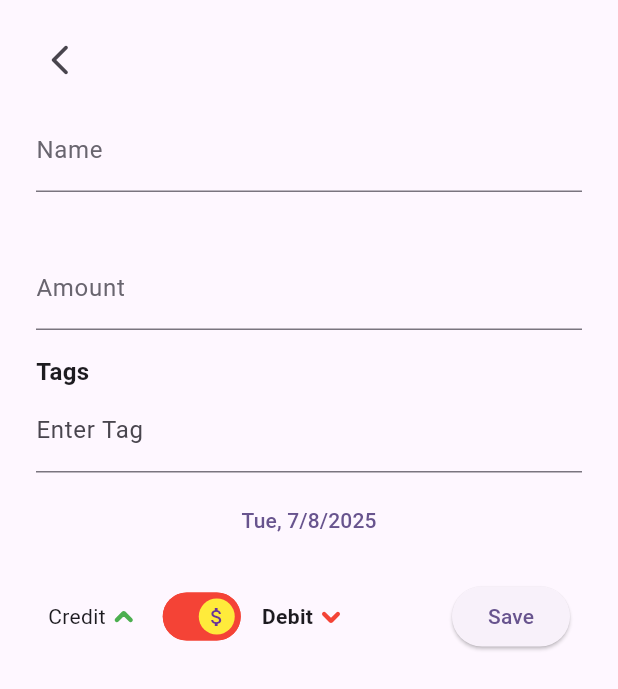
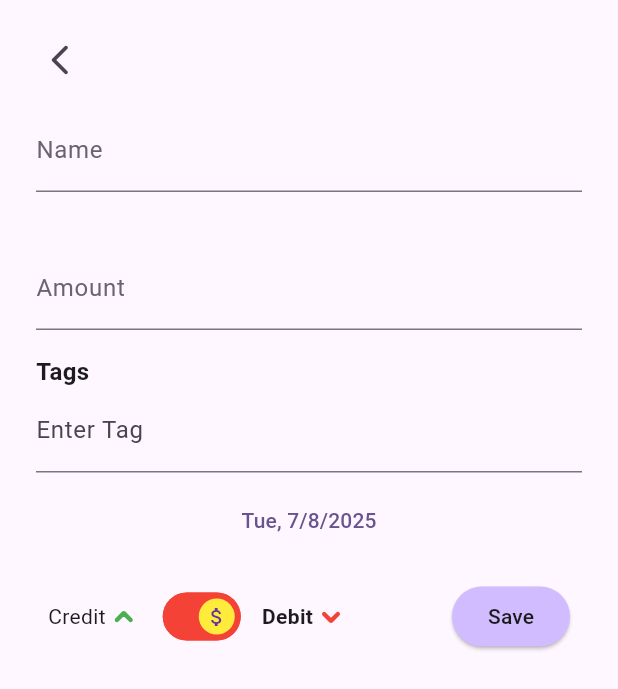
Before and after one commit to vinayakgupta29/personal_bahi_khata, a Flutter app: the EditPage screen opened directly with empty values, on a phone screen of 412 x 824 dp. Shown: the top 689 px of the screen. Run offline on Flutter 3.47's test engine with Material 3 defaults, Android fonts, the phone set to English and light mode, and no system bars; our stand-ins replace clock, flutter_slidable, permission_handler; missing offline and left inert: encrypt, flutter_sms_inbox, zstandard; statements that could not run were skipped.

Commit message:
update for play store policy

```diff
--- a/lib/presentation/edit_page.dart
+++ b/lib/presentation/edit_page.dart
@@ -5,6 +5,7 @@ import 'package:flutter/services.dart';
 import 'package:intl/intl.dart';
 import 'package:personal_bahi_khata/data/database.dart';
 import 'package:personal_bahi_khata/main.dart';
+import 'package:personal_bahi_khata/util/constants.dart';
 
 class EditPage extends StatefulWidget {
   final Expense expense;
@@ -504,6 +505,11 @@ class _EditPageState extends State<EditPage> with TickerProviderStateMixin {
                         ),
                         const Spacer(),
                         ElevatedButton(
+                          style: ButtonStyle(
+                            backgroundColor: WidgetStatePropertyAll(
+                              floatingButtonColor,
+                            ),
+                          ),
                           onPressed: () {
                             setState(() {
                               _validate = _amountController.text.isEmpty;
@@ -511,7 +517,10 @@ class _EditPageState extends State<EditPage> with TickerProviderStateMixin {
                             _validate ? null : saveNewExpense();
                             debugPrint("$_foundExpense");
                           },
-                          child: const Text("Save"),
+                          child: const Text(
+                            "Save",
+                            style: TextStyle(color: buttonTextColor),
+                          ),
                         ),
                       ],
                     ),
--- a/lib/presentation/homepage.dart
+++ b/lib/presentation/homepage.dart
@@ -186,7 +186,7 @@ class _HomePageState extends State<HomePage> {
     Platform.isAndroid
         ? TelephonyService().isTelephonyAvailable().then((val) {
           setState(() {
-            //  SmsApi.filterSms();
+            SmsApi.filterSms();
           });
         })
         : null;
```
Also changed, not shown: 3 other files.
